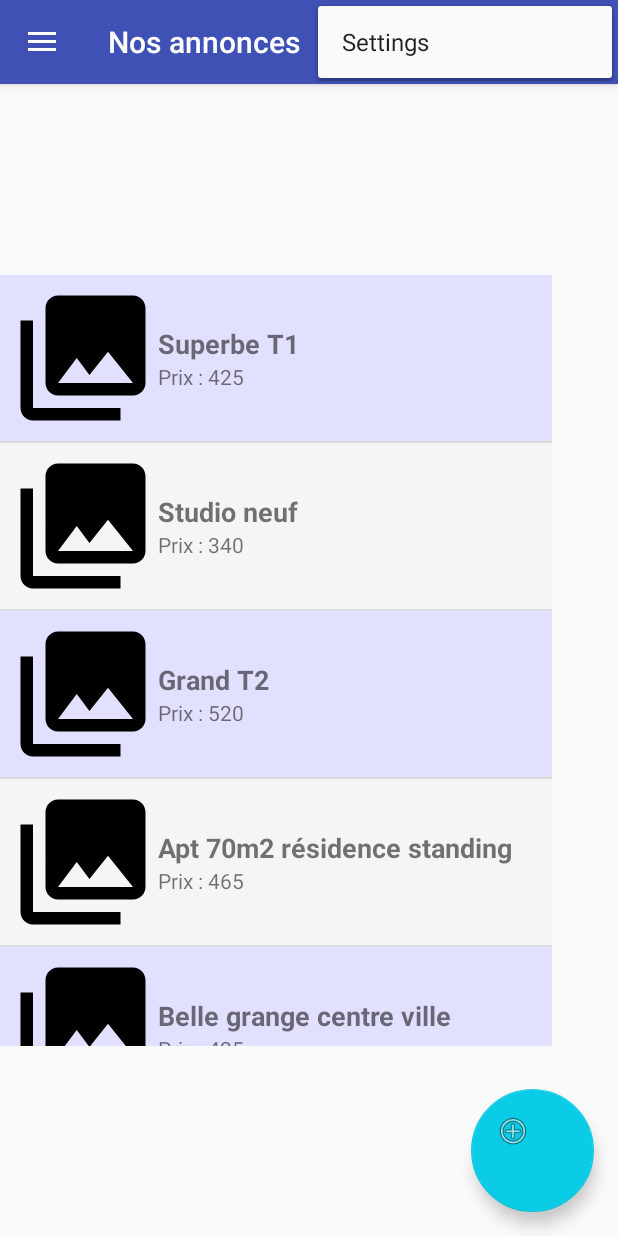
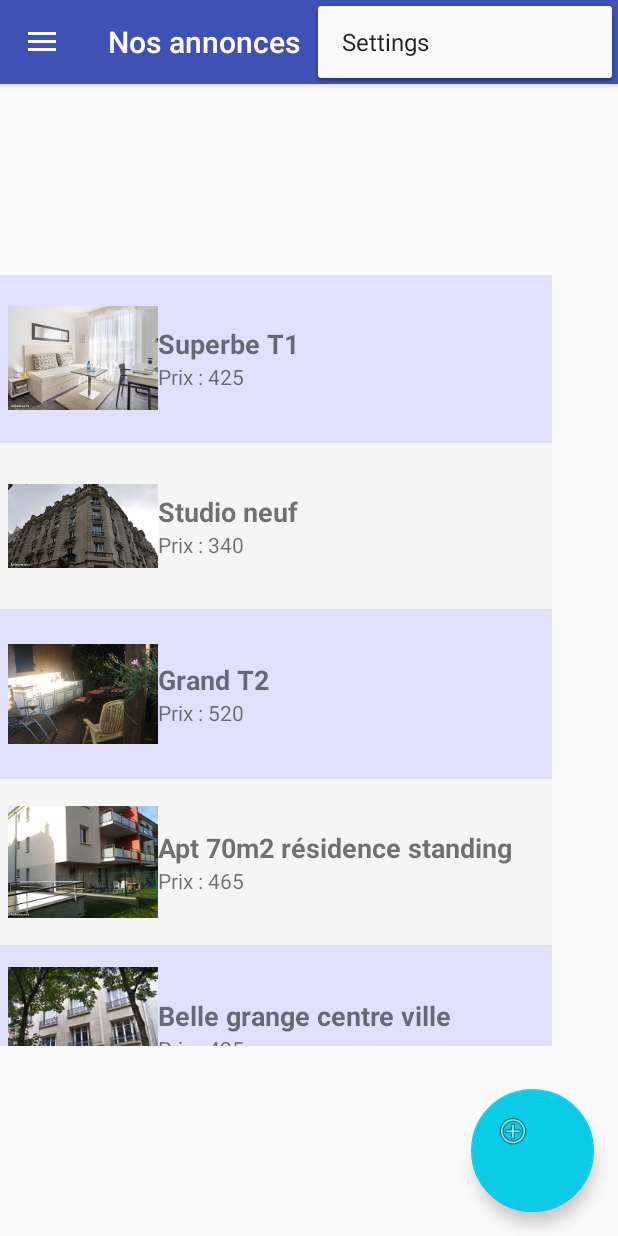
Before and after one commit to BonnefoyC/Projet_if26_android, an Android app: the screen it shows after launch (MainActivity), with the options menu open, on a phone screen of 412 x 824 dp. Run offline under Robolectric (Android 15) with nearby library versions, the phone set to English and light mode, and no system bars.

Commit message:
ADD : Images dynamiques

```diff
--- a/app/src/main/java/fr/clbonnefoy1/projet_if26_android/DeposerLogement.java
+++ b/app/src/main/java/fr/clbonnefoy1/projet_if26_android/DeposerLogement.java
@@ -61,7 +61,7 @@
                 String ville = et_ville.getText().toString();
                 double lat = 2.253656;
                 double lng = 2.265356;
-                String image_uri = "";
+                int image_uri = R.drawable.logement2;
                 String id_proprio = "1";
 
 
--- a/app/src/main/java/fr/clbonnefoy1/projet_if26_android/Details.java
+++ b/app/src/main/java/fr/clbonnefoy1/projet_if26_android/Details.java
@@ -2,15 +2,22 @@
 
 import android.content.Context;
 import android.content.Intent;
+import android.graphics.BitmapFactory;
+import android.graphics.drawable.Drawable;
 import android.support.v7.app.AppCompatActivity;
 import android.os.Bundle;
 import android.util.Log;
 import android.view.View;
 import android.widget.Button;
+import android.widget.ImageButton;
+import android.widget.ImageView;
 import android.widget.TextView;
 
 import org.w3c.dom.Text;
 
+import java.lang.reflect.Field;
+
+import static fr.clbonnefoy1.projet_if26_android.R.drawable.logement1;
 import static fr.clbonnefoy1.projet_if26_android.R.id.tv_label;
 
 public class Details extends AppCompatActivity {
@@ -25,6 +32,7 @@
     private TextView tv_nb_pieces;
     private TextView tv_adresse;
     private TextView tv_description;
+    private ImageView im_logement;
 
     private Button bt_contact;
 
@@ -60,6 +68,11 @@
         tv_description = (TextView)findViewById(R.id.tv_description);
         tv_description.setText(logement_courant.getDescription());
 
+        im_logement = (ImageView)findViewById(R.id.im_logement);
+
+        im_logement.setImageBitmap(BitmapFactory.decodeResource(mContext.getResources(),
+                Logement.getRessourceImageId()));
+
         bt_contact = (Button)findViewById(R.id.bt_contact);
         bt_contact.setOnClickListener(new View.OnClickListener() {
             @Override
--- a/app/src/main/java/fr/clbonnefoy1/projet_if26_android/Logement.java
+++ b/app/src/main/java/fr/clbonnefoy1/projet_if26_android/Logement.java
@@ -2,11 +2,13 @@
 
 import android.graphics.Bitmap;
 import android.graphics.BitmapFactory;
+import android.util.Log;
 
 import com.google.android.gms.maps.model.LatLng;
 import com.google.android.gms.maps.model.MarkerOptions;
 
 import java.util.ArrayList;
+import java.util.Random;
 
 /**
  * Created by Clément on 20/11/2017.
@@ -22,11 +24,13 @@
     private String adresse;
     private double lat;
     private double lng;
-    private String image_uri;
+    private int image_uri;
     private String id_proprio;
     private MarkerOptions markerOptions;
 
-    public Logement(String label, String description, int prix, int nb_pieces, String ville, String adresse, double lat, double lng, String image_uri, String id_proprio) {
+    private static Random r = new Random();
+
+    public Logement(String label, String description, int prix, int nb_pieces, String ville, String adresse, double lat, double lng, int image_uri, String id_proprio) {
         this.label = label;
         this.description = description;
         this.prix = prix;
@@ -35,7 +39,7 @@
         this.adresse = adresse;
         this.lat = lat;
         this.lng = lng;
-        this.image_uri = image_uri; //TODO Test les uris
+        this.image_uri = image_uri;
         this.id_proprio = id_proprio;
         markerOptions = new MarkerOptions().position(new LatLng(lat, lng)).title(label).snippet(String.format("Prix : %d", prix));
     }
@@ -109,11 +113,11 @@
         this.lng = lng;
     }
 
-    public String getImage_uri() {
+    public int getImage_uri() {
         return image_uri;
     }
 
-    public void setImage_uri(String image_uri) {
+    public void setImage_uri(int image_uri) {
         this.image_uri = image_uri;
     }
 
@@ -135,31 +139,86 @@
 
     public static ArrayList<Logement> getInitialLogements() {
         ArrayList<Logement> liste = new ArrayList<>();
-        liste.add(new Logement("Superbe T1", "Beau T1 dans résidence sécurisée.", 425, 1, "Troyes", "26 rue de la fédération", 48.302470, 4.054154, "logement1.jpg", "1"));
-        liste.add(new Logement("Studio neuf", "Studio rénové dans résidence récente avce garage.\nPossibilité de brancher une machine à laver.", 340, 1, "Troyes", "32 avenue de la république", 48.297058, 4.080536, "logement2.png", "2"));
-        liste.add(new Logement("Grand T2", "Particulier loue grand T2 dans résidence sécurisée avec vue sur le quai.\nPlein centre de Troyes et proche de toutes commoditées.", 520, 2, "Troyes", "Quai de Dampierre", 48.300852, 4.074747, "logement3.jpg", "3"));
-        liste.add(new Logement("Apt 70m2 résidence standing", "A louer appartement T3 rénové, en rez de chaussée surélevé de 70m2, très lumineux, sans vis-à-vis, dans une résidence standing avec gardien.", 465, 2, "Troyes", "26 rue du général leclerc", 48.299146, 4.077627, "logement4.jpg", "4"));
-        liste.add(new Logement("Belle grange centre ville", "Belle grange d'une surface de 175 m² proche centre ville des Noes près Troyes située rue Alexandre Lecorché.", 425, 1, "Troyes", "rue Alexandre Lecorché", 48.298682, 4.065992, "logement5.jpg", "5"));
-        liste.add(new Logement("Beau T1 + garage", "Loue appartement T1\nDans résidence de standing\nAvec parking privatif, portail, digicode, et ascenseur.", 425, 1, "Troyes", "42 rue de la cité", 48.299146, 4.077627, "logement6.jpg", "6"));
-        liste.add(new Logement("Spacieux Studio + garage", "Loue studio spacieux et lumineux à deux pas du centre ville.\nDeux grandes placards.\nCuisine équipée, salle de bain avec sèche serviette, digicode, et WC séparé.", 400, 1, "Troyes", "4 Rue Brunneval", 48.280408, 4.080018, "logement7.jpg", "7"));
-        liste.add(new Logement("Beau studio", "Studio meublé de 28 m² dans construction neuve, proche centre-ville, proche arrêt de bus.\nCuisine équipée (four, plaque de cuisson, table, chaises, placard penderie\nDisponible toute de suite.", 460, 1, "Troyes", "12 Rue Godard Pillaveine ", 48.278347, 4.078822, "logement8.jpg", "8"));
-        liste.add(new Logement("Superbe F2 ", "Belle pièce à vivre avec 2 doubles fenêtres, Cuisine ouverte aménagée avec plaques électriques, proche arrêt de bus.\nréfrigérateur, lave-vaisselle, éléments de rangements.\nLibre au 31/01/2018.", 450, 2, "Troyes", "22 rue Georges Clemenceau ", 48.2777806, 4.081190, "logement9.jpg", "9"));
-        liste.add(new Logement("Parking à louer ", "A louer, place de parking.\nLibre 1er janvier.", 110, 1, "Troyes", "9 Rue des Murots ", 48.278692, 4.082840, "uri", "10"));
-        liste.add(new Logement("Grand Studio ", "Dans un petit immeuble ancien, au premier étage sans ascenseur, grand studio refait à neuf.\n.", 700, 1, "Troyes", "9 Rue Jean Neveu ", 48.280958, 4.077142, "logement10.jpg", "11"));
-        liste.add(new Logement("Joli et lumineux appartement ", "Ce studio est très lumineux , Cuisine ouverte aménagée avec plaques électriques\nIl se trouve au 7ème étage avec ascenseur dans une résidence sécurisée \nLibre au 31/02/2018.", 750, 2, "Troyes", "4 Rue Sancey ", 48.276937, 4.077549, "logement11.jpg", "12"));
-        liste.add(new Logement("F1 rénové", "Ce studio est très lumineux , Une chambre, pièce de vie avec grand espace cuisine tout équipé, verrière.\nDeuxième étage. Cave. Libre toute de suite.", 500, 1, "Troyes", "8 Avenue Général de Gaulle ", 48.276741, 4.081819, "logement12.jpg", "13"));
-        liste.add(new Logement("Studio rénové pour 2 personnes", "Cet appartement est situé au 2ème étage sans ascenseur d’un immeuble du quartier de la Bastille.\nCet appartement de style contemporain a été récemment entièrement rénové\nL’entrée s’ouvre sur un couloir menant à la pièce à vivre\nDisponible toute de suite.", 630, 3, "Troyes", "9 Rue Michel Ange", 48.277304, 4.077106, "logement13.jpg", "14"));
-        liste.add(new Logement("Beau F4", "Appartement lumineux proche centre-ville, commerces, écoles, troisième étage sans ascenseur.\nEntrée, cuisine indépendante, aménagée et équipée (hotte, four plaque vitro), 2 chambres séparées par salle de bain (baignoire) et WC, séjour, salon. Sol carrelé, volets roulants et fenêtres double vitrage, placards.\nInterphone, cave, local vélos. Libre au 31.12.2017.", 620, 3, "Troyes", "7 Rue Preize ", 48.274764, 4.079449, "logement14.jpg", "15"));
-        liste.add(new Logement("Joli F2", "Appartement T2 60 m2 lumineux avec cave dans petite copropriété au 1er étage dans quartier calme et agréable.\nEntrée avec placard, cuisine aménagée et équipée (four, plaque cuisson, hotte, frigo, lave-linge).\nParking privatif et ascenseur.", 510, 3, "Saint André Les vergers", "9 Rue Agenor Cortier", 48.272066, 4.079207, "logement15.jpg", "24"));
-        liste.add(new Logement("Location garage", "A louer Garage Box de stockage d’environ 14m2.\nIls disposent d'une porte métallique très solide (serrure neuve).\nGarage Bétonné au sol ce qui peut permettre de stocker des meubles ou des affaires.", 200, 1, "Troyes", "5 Rue Edouard Herriot", 48.274415, 4.076462, "logement16.jpg", "16"));
-        liste.add(new Logement("Maisonnette avec terrace", "Une maisonnette indépendante F1 de 35 m2.\nMeublé ou non à votre choix tout confort.\nRéfrigérateur, lave-vaisselle, éléments de rangements\nUne terrasse privée et place de parking dans cour ferméeLibre au 30/02/2018.", 600, 3, "Troyes", "10 Rue Rocade ", 48.273881, 4.078674, "logement17.jpg", "13"));
-        liste.add(new Logement("Neuf appartement ", "Belle pièce à vivre avec 2 doubles fenêtres, A LOUER T1 de 25 m2 à Troyes à proximité de L'ESC, de l'école d'infirmiers et des IUT et UTT\nréfrigérateur, lave-vaisselle, éléments de rangements.\nL'IMMEUBLE est sécurisé, propre et calme.", 450, 2, "Troyes", "2 Rue Edouard Herriot ", 48.272665, 4.077363, "logement18.jpg", "14"));
-        liste.add(new Logement("Beau T2 centre-ville ", "Beau T2 dans copropriété close au 2ème étage avec ascenseur comprenant une superficie de 36 m2.\nChauffage électrique individuel et eau chaude par cumulus.\nLibre le premier février 2018.", 410, 2, "Troyes", "26 Rue de la fédération", 48.273659, 4.076474, "logement19.jpg", "20"));
-        liste.add(new Logement("Pavillon 4 pièces", "Proche de tous commerces, dans un environnement calme, maison de 74 m² sur sous-sol complet, composé d'une entrée, séjour double, cuisine, 2 chambres, salle de bains, WC, rangements\nCuisine équipée (four, plaque de cuisson, table, chaises.\nDisponible toute de suite.", 800, 4, "Troyes", "13 Rue Baltet ", 48.273333, 4.073667, "logement20.jpg", "15"));
-        liste.add(new Logement("Appartement T2", "Appartement refais à neuf\n" + "Cuisine équipée.\n, proche centre-ville, proche arrêt de bus.\nDisponible toute de suite.", 380, 2, "Troyes", "11 Rue Nicolas Siret ", 48.273440, 4.078541, "logement21.jpg", "11"));
-        liste.add(new Logement("Agréable Studio", "À louer un joli T1 dans la commune de Saint André les Vergers , Il est composé d'une entrée donnant sur une salle d'eau, un WC séparé et menant vers la pièces principale à vivre avec kitchenette.", 390, 3, "Saint-André Les Vergers", "5 Rue de la Paix", 48.277789, 4.077682, "logement21.jpg", "10"));
+        liste.add(new Logement("Superbe T1", "Beau T1 dans résidence sécurisée.", 425, 1, "Troyes", "26 rue de la fédération", 48.302470, 4.054154, R.drawable.logement1, "1"));
+        liste.add(new Logement("Studio neuf", "Studio rénové dans résidence récente avce garage.\nPossibilité de brancher une machine à laver.", 340, 1, "Troyes", "32 avenue de la république", 48.297058, 4.080536, R.drawable.logement2, "2"));
+        liste.add(new Logement("Grand T2", "Particulier loue grand T2 dans résidence sécurisée avec vue sur le quai.\nPlein centre de Troyes et proche de toutes commoditées.", 520, 2, "Troyes", "Quai de Dampierre", 48.300852, 4.074747, R.drawable.logement2, "3"));
+        liste.add(new Logement("Apt 70m2 résidence standing", "A louer appartement T3 rénové, en rez de chaussée surélevé de 70m2, très lumineux, sans vis-à-vis, dans une résidence standing avec gardien.", 465, 2, "Troyes", "26 rue du général leclerc", 48.299146, 4.077627, R.drawable.logement2, "4"));
+        liste.add(new Logement("Belle grange centre ville", "Belle grange d'une surface de 175 m² proche centre ville des Noes près Troyes située rue Alexandre Lecorché.", 425, 1, "Troyes", "rue Alexandre Lecorché", 48.298682, 4.065992, R.drawable.logement2, "5"));
+        liste.add(new Logement("Beau T1 + garage", "Loue appartement T1\nDans résidence de standing\nAvec parking privatif, portail, digicode, et ascenseur.", 425, 1, "Troyes", "42 rue de la cité", 48.299146, 4.077627, R.drawable.logement2, "6"));
+        liste.add(new Logement("Spacieux Studio + garage", "Loue studio spacieux et lumineux à deux pas du centre ville.\nDeux grandes placards.\nCuisine équipée, salle de bain avec sèche serviette, digicode, et WC séparé.", 400, 1, "Troyes", "4 Rue Brunneval", 48.280408, 4.080018, R.drawable.logement2, "7"));
+        liste.add(new Logement("Beau studio", "Studio meublé de 28 m² dans construction neuve, proche centre-ville, proche arrêt de bus.\nCuisine équipée (four, plaque de cuisson, table, chaises, placard penderie\nDisponible toute de suite.", 460, 1, "Troyes", "12 Rue Godard Pillaveine ", 48.278347, 4.078822, R.drawable.logement2, "8"));
+        liste.add(new Logement("Superbe F2 ", "Belle pièce à vivre avec 2 doubles fenêtres, Cuisine ouverte aménagée avec plaques électriques, proche arrêt de bus.\nréfrigérateur, lave-vaisselle, éléments de rangements.\nLibre au 31/01/2018.", 450, 2, "Troyes", "22 rue Georges Clemenceau ", 48.2777806, 4.081190, R.drawable.logement2, "9"));
+        liste.add(new Logement("Parking à louer ", "A louer, place de parking.\nLibre 1er janvier.", 110, 1, "Troyes", "9 Rue des Murots ", 48.278692, 4.082840, R.drawable.logement2, "10"));
+        liste.add(new Logement("Grand Studio ", "Dans un petit immeuble ancien, au premier étage sans ascenseur, grand studio refait à neuf.\n.", 700, 1, "Troyes", "9 Rue Jean Neveu ", 48.280958, 4.077142, R.drawable.logement2, "11"));
+        liste.add(new Logement("Joli et lumineux appartement ", "Ce studio est très lumineux , Cuisine ouverte aménagée avec plaques électriques\nIl se trouve au 7ème étage avec ascenseur dans une résidence sécurisée \nLibre au 31/02/2018.", 750, 2, "Troyes", "4 Rue Sancey ", 48.276937, 4.077549, R.drawable.logement2, "12"));
+        liste.add(new Logement("F1 rénové", "Ce studio est très lumineux , Une chambre, pièce de vie avec grand espace cuisine tout équipé, verrière.\nDeuxième étage. Cave. Libre toute de suite.", 500, 1, "Troyes", "8 Avenue Général de Gaulle ", 48.276741, 4.081819, R.drawable.logement2, "13"));
+        liste.add(new Logement("Studio rénové pour 2 personnes", "Cet appartement est situé au 2ème étage sans ascenseur d’un immeuble du quartier de la Bastille.\nCet appartement de style contemporain a été récemment entièrement rénové\nL’entrée s’ouvre sur un couloir menant à la pièce à vivre\nDisponible toute de suite.", 630, 3, "Troyes", "9 Rue Michel Ange", 48.277304, 4.077106, R.drawable.logement2, "14"));
+        liste.add(new Logement("Beau F4", "Appartement lumineux proche centre-ville, commerces, écoles, troisième étage sans ascenseur.\nEntrée, cuisine indépendante, aménagée et équipée (hotte, four plaque vitro), 2 chambres séparées par salle de bain (baignoire) et WC, séjour, salon. Sol carrelé, volets roulants et fenêtres double vitrage, placards.\nInterphone, cave, local vélos. Libre au 31.12.2017.", 620, 3, "Troyes", "7 Rue Preize ", 48.274764, 4.079449, R.drawable.logement2, "15"));
+        liste.add(new Logement("Joli F2", "Appartement T2 60 m2 lumineux avec cave dans petite copropriété au 1er étage dans quartier calme et agréable.\nEntrée avec placard, cuisine aménagée et équipée (four, plaque cuisson, hotte, frigo, lave-linge).\nParking privatif et ascenseur.", 510, 3, "Saint André Les vergers", "9 Rue Agenor Cortier", 48.272066, 4.079207, R.drawable.logement2, "24"));
+        liste.add(new Logement("Location garage", "A louer Garage Box de stockage d’environ 14m2.\nIls disposent d'une porte métallique très solide (serrure neuve).\nGarage Bétonné au sol ce qui peut permettre de stocker des meubles ou des affaires.", 200, 1, "Troyes", "5 Rue Edouard Herriot", 48.274415, 4.076462, R.drawable.logement2, "16"));
+        liste.add(new Logement("Maisonnette avec terrace", "Une maisonnette indépendante F1 de 35 m2.\nMeublé ou non à votre choix tout confort.\nRéfrigérateur, lave-vaisselle, éléments de rangements\nUne terrasse privée et place de parking dans cour ferméeLibre au 30/02/2018.", 600, 3, "Troyes", "10 Rue Rocade ", 48.273881, 4.078674, R.drawable.logement2, "13"));
+        liste.add(new Logement("Neuf appartement ", "Belle pièce à vivre avec 2 doubles fenêtres, A LOUER T1 de 25 m2 à Troyes à proximité de L'ESC, de l'école d'infirmiers et des IUT et UTT\nréfrigérateur, lave-vaisselle, éléments de rangements.\nL'IMMEUBLE est sécurisé, propre et calme.", 450, 2, "Troyes", "2 Rue Edouard Herriot ", 48.272665, 4.077363, R.drawable.logement2, "14"));
+        liste.add(new Logement("Beau T2 centre-ville ", "Beau T2 dans copropriété close au 2ème étage avec ascenseur comprenant une superficie de 36 m2.\nChauffage électrique individuel et eau chaude par cumulus.\nLibre le premier février 2018.", 410, 2, "Troyes", "26 Rue de la fédération", 48.273659, 4.076474, R.drawable.logement2, "20"));
+        liste.add(new Logement("Pavillon 4 pièces", "Proche de tous commerces, dans un environnement calme, maison de 74 m² sur sous-sol complet, composé d'une entrée, séjour double, cuisine, 2 chambres, salle de bains, WC, rangements\nCuisine équipée (four, plaque de cuisson, table, chaises.\nDisponible toute de suite.", 800, 4, "Troyes", "13 Rue Baltet ", 48.273333, 4.073667, R.drawable.logement2, "15"));
+        liste.add(new Logement("Appartement T2", "Appartement refais à neuf\n" + "Cuisine équipée.\n, proche centre-ville, proche arrêt de bus.\nDisponible toute de suite.", 380, 2, "Troyes", "11 Rue Nicolas Siret ", 48.273440, 4.078541, R.drawable.logement2, "11"));
+        liste.add(new Logement("Agréable Studio", "À louer un joli T1 dans la commune de Saint André les Vergers , Il est composé d'une entrée donnant sur une salle d'eau, un WC séparé et menant vers la pièces principale à vivre avec kitchenette.", 390, 3, "Saint-André Les Vergers", "5 Rue de la Paix", 48.277789, 4.077682, R.drawable.logement2, "10"));
 
         return liste;
 
     }
+
+    public static int getRessourceImageId() {
+
+        int n = Logement.r.nextInt(24);
+
+        Log.i("alea", String.format("%d",n));
+
+        switch(n) {
+            case 1 :
+                return R.drawable.logement1;
+            case 2 :
+                return R.drawable.logement2;
+            case 3 :
+                return R.drawable.logement3;
+            case 4 :
+                return R.drawable.logement4;
+            case 5 :
+                return R.drawable.logement5;
+            case 6 :
+                return R.drawable.logement6;
+            case 7 :
+                return R.drawable.logement7;
+            case 8 :
+                return R.drawable.logement8;
+            case 9 :
+                return R.drawable.logement9;
+            case 10 :
+                return R.drawable.logement10;
+            case 11 :
+                return R.drawable.logement11;
+            case 12 :
+                return R.drawable.logement12;
+            case 13 :
+                return R.drawable.logement13;
+            case 14 :
+                return R.drawable.logement14;
+            case 15 :
+                return R.drawable.logement15;
+            case 16 :
+                return R.drawable.logement16;
+            case 17 :
+                return R.drawable.logement17;
+            case 18 :
+                return R.drawable.logement18;
+            case 19 :
+                return R.drawable.logement19;
+            case 20 :
+                return R.drawable.logement20;
+            case 21 :
+                return R.drawable.logement21;
+            default:
+                return R.drawable.logement22;
+        }
+    }
+
 }
--- a/app/src/main/java/fr/clbonnefoy1/projet_if26_android/LogementsAdapter.java
+++ b/app/src/main/java/fr/clbonnefoy1/projet_if26_android/LogementsAdapter.java
@@ -72,7 +72,7 @@
 
         Logement logement = logements.get(position);
 
-        //holder.im_logement.setImageBitmap(BitmapFactory.decodeResource(context.getResources(), R.drawable.bbfond));
+        holder.im_logement.setImageBitmap(BitmapFactory.decodeResource(context.getResources(), Logement.getRessourceImageId()));
 
         holder.tv_label_logement.setText(String.format("%s", logement.getLabel()));
 
--- a/app/src/main/java/fr/clbonnefoy1/projet_if26_android/ModulePersistance.java
+++ b/app/src/main/java/fr/clbonnefoy1/projet_if26_android/ModulePersistance.java
@@ -76,7 +76,7 @@
                         ATTRIBUT_ADRESSE + " TEXT," +
                         ATTRIBUT_LATITUDE + " TEXT," +
                         ATTRIBUT_LONGITUDE + " TEXT," +
-                        ATTRIBUT_IMAGE_URI + " TEXT," +
+                        ATTRIBUT_IMAGE_URI + " INTEGER," +
                         ATTRIBUT_ID_PROPRIO + " TEXT" +
                         ")";
         db.execSQL(table_module_create);
@@ -121,7 +121,7 @@
     @Override
     public void onUpgrade(SQLiteDatabase db, int oldVersion, int newVersion) {
         db.execSQL("DROP TABLE IF EXISTS" + TABLE_LOGEMENTS + ";");
-
+        db.execSQL("DROP TABLE IF EXISTS" + TABLE_PROPRIETAIRES + ";");
         onCreate(db);
     }
 
@@ -149,7 +149,7 @@
                 c.getString(NUM_COL_ADRESSE),
                 c.getDouble(NUM_COL_LATITUDE),
                 c.getDouble(NUM_COL_LONGITUDE),
-                c.getString(NUM_COL_IMAGE_URI),
+                c.getInt(NUM_COL_IMAGE_URI),
                 c.getString(NUM_COL_ID_PROPRIO));
         c.close();
 
@@ -175,7 +175,7 @@
                         c.getString(NUM_COL_ADRESSE),
                         c.getDouble(NUM_COL_LATITUDE),
                         c.getDouble(NUM_COL_LONGITUDE),
-                        c.getString(NUM_COL_IMAGE_URI),
+                        c.getInt(NUM_COL_IMAGE_URI),
                         c.getString(NUM_COL_ID_PROPRIO));
                 // Adding contact to list
                 liste_logement.add(l);
```
